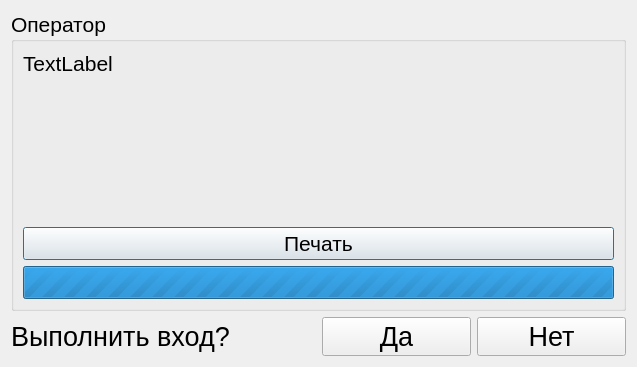
First picture: the form in stoppark/login.ui, repository vicgordienko/stoppark_panel, before the edit.
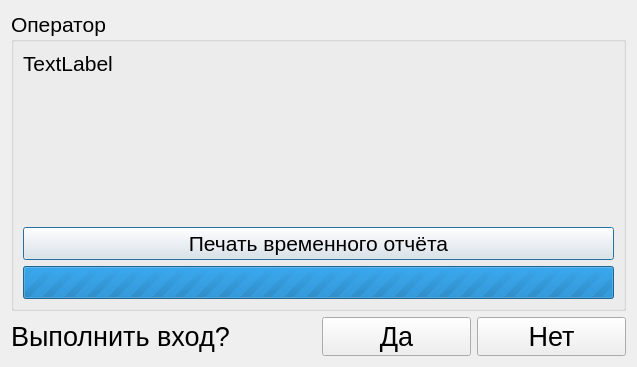
Second picture: the form after the edit.

```diff
--- a/stoppark/login.ui
+++ b/stoppark/login.ui
@@ -68,7 +68,7 @@
       <item>
        <widget class="QPushButton" name="print_check">
         <property name="text">
-         <string>Печать</string>
+         <string>Печать временного отчёта</string>
         </property>
        </widget>
       </item>
```
